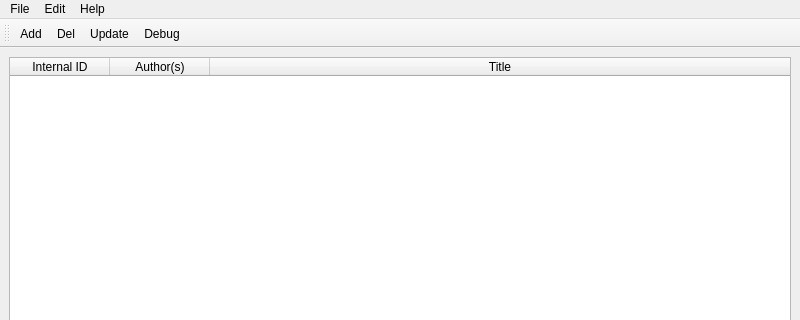
The window that amt/views/ui/mainwindow.ui (eg0rim/amt) describes before a commit, drawn with Qt 5; both pictures show x 0 to 800 and y 0 to 320 of the 800 by 600 pixel window.
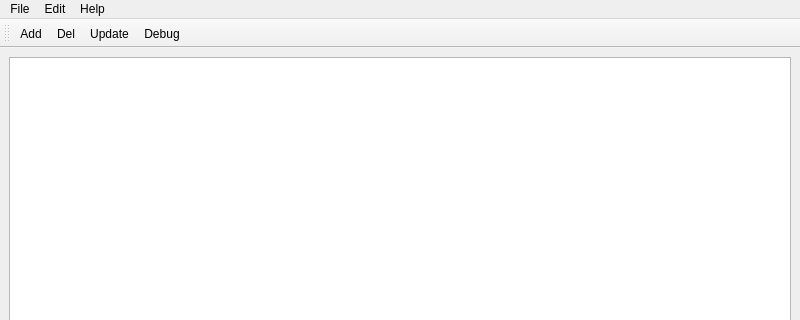
The same window after the commit. Custom widgets are drawn as their Qt base class.

Patch:
```diff
--- a/amt/views/ui/mainwindow.ui
+++ b/amt/views/ui/mainwindow.ui
@@ -16,37 +16,16 @@
   <widget class="QWidget" name="centralwidget">
    <layout class="QVBoxLayout" name="verticalLayout">
     <item>
-     <widget class="LibTableWidget" name="tableWidget">
+     <widget class="AMTTableWidget" name="tableView">
       <property name="alternatingRowColors">
        <bool>true</bool>
       </property>
-      <property name="selectionBehavior">
-       <enum>QAbstractItemView::SelectRows</enum>
+      <property name="sortingEnabled">
+       <bool>true</bool>
       </property>
-      <attribute name="horizontalHeaderShowSortIndicator" stdset="0">
-       <bool>true</bool>
-      </attribute>
-      <attribute name="horizontalHeaderStretchLastSection">
-       <bool>true</bool>
-      </attribute>
-      <attribute name="verticalHeaderVisible">
+      <property name="cornerButtonEnabled">
        <bool>false</bool>
-      </attribute>
-      <column>
-       <property name="text">
-        <string>Internal ID</string>
-       </property>
-      </column>
-      <column>
-       <property name="text">
-        <string>Author(s)</string>
-       </property>
-      </column>
-      <column>
-       <property name="text">
-        <string>Title</string>
-       </property>
-      </column>
+      </property>
      </widget>
     </item>
    </layout>
@@ -194,9 +173,9 @@
  </widget>
  <customwidgets>
   <customwidget>
-   <class>LibTableWidget</class>
-   <extends>QTableWidget</extends>
-   <header>amt/views/libtable</header>
+   <class>AMTTableWidget</class>
+   <extends>QTableView</extends>
+   <header>amt/views/amttable</header>
   </customwidget>
  </customwidgets>
  <resources/>
```
Left out of the diff: 2 changed lines with no effect on the pictures.
